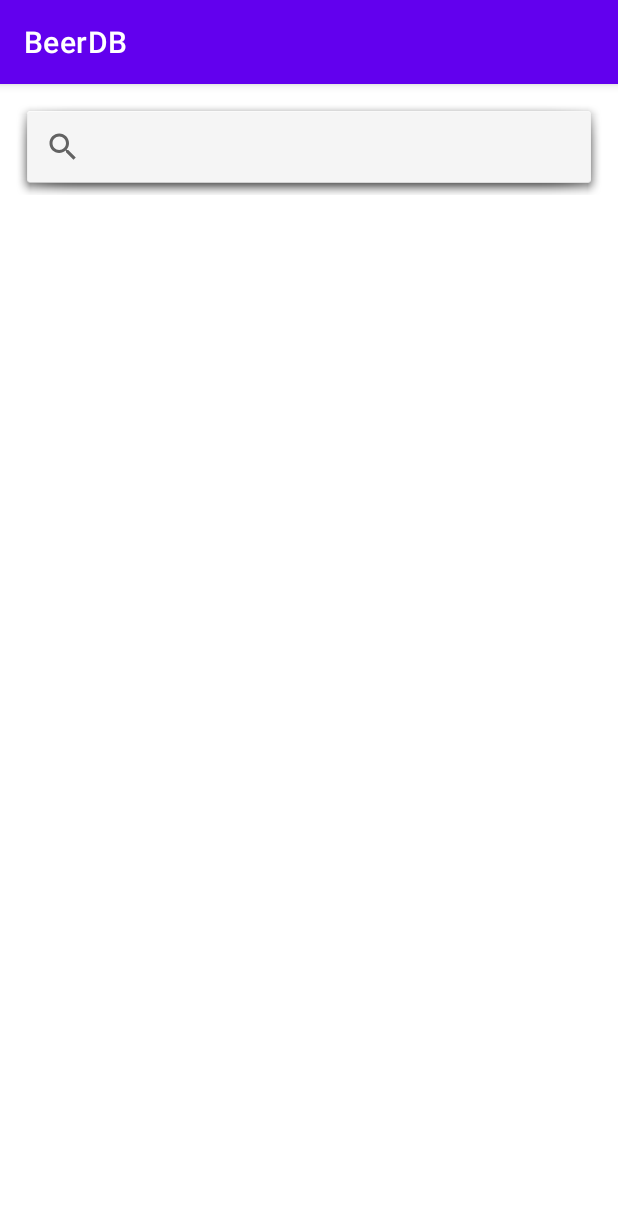
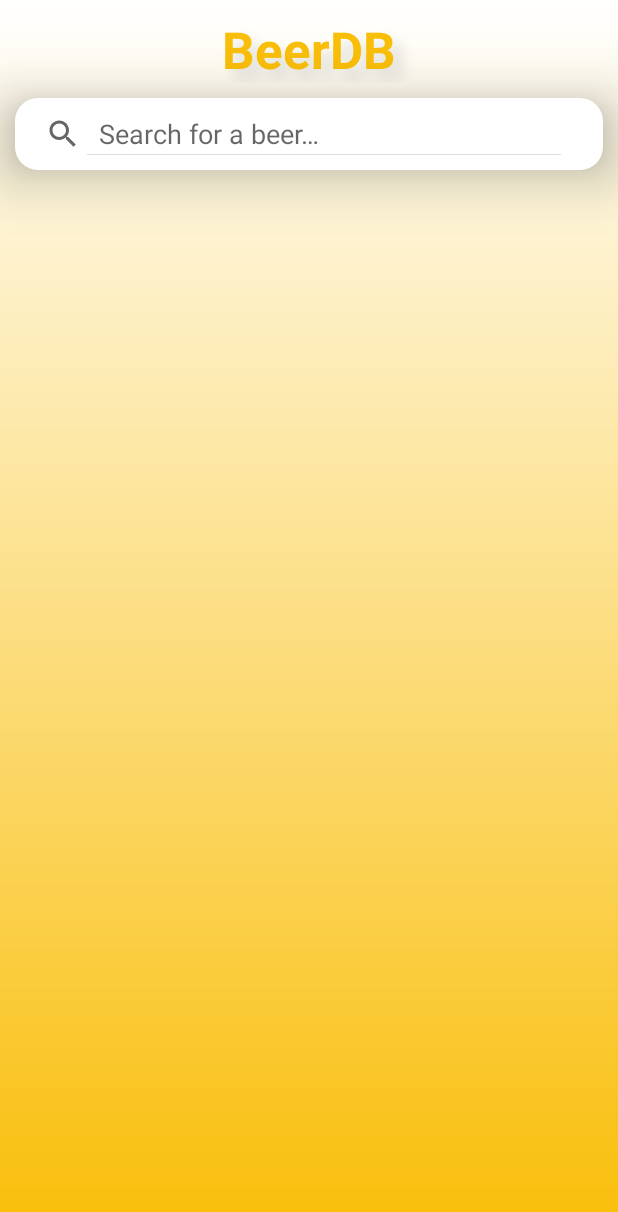
Before and after one commit to fullCorvo/BeerDB, an Android app: the screen it shows after launch (MainActivity), on a phone screen of 412 x 824 dp. Shown: the top 1212 px of the screen. Run offline under Robolectric (Android 15) with nearby library versions, the phone set to English and light mode, and no system bars.

Commit message:
Worked on style for background, cardView, and searchView. Deleted default header

```diff
--- a/app/src/main/AndroidManifest.xml
+++ b/app/src/main/AndroidManifest.xml
@@ -12,7 +12,7 @@
         android:label="@string/app_name"
         android:roundIcon="@mipmap/ic_launcher_round"
         android:supportsRtl="true"
-        android:theme="@style/Theme.BeerDB3"
+        android:theme="@style/Theme.AppCompat.Light.NoActionBar"
         tools:targetApi="31">
         <activity
             android:name=".MainActivity"
--- /dev/null
+++ b/app/src/main/res/drawable/gradient.xml
@@ -0,0 +1,7 @@
+<?xml version="1.0" encoding="utf-8"?>
+<shape xmlns:android="http://schemas.android.com/apk/res/android">
+    <gradient
+        android:startColor="@color/white"
+        android:endColor="@color/dark_yellow"
+        android:angle="500"/>
+</shape>
--- /dev/null
+++ b/app/src/main/res/drawable/search_view_style.xml
@@ -0,0 +1,9 @@
+<?xml version="1.0" encoding="utf-8"?>
+<shape xmlns:android="http://schemas.android.com/apk/res/android">
+    <solid android:color="@color/white"/>
+    <corners android:radius="15dp"/>
+    <padding android:bottom="10dp"
+        android:left="0dp"
+        android:right="20dp"
+        android:top="10dp"/>
+</shape>
--- a/app/src/main/res/layout/beer_item.xml
+++ b/app/src/main/res/layout/beer_item.xml
@@ -5,14 +5,16 @@
     xmlns:tools="http://schemas.android.com/tools"
     android:layout_width="match_parent"
     android:layout_height="wrap_content"
+    android:layout_margin="10dp"
+    app:cardCornerRadius="10dp"
+    app:cardElevation="25dp"
     app:layout_constraintEnd_toEndOf="parent"
     app:layout_constraintStart_toStartOf="parent"
     app:layout_constraintTop_toTopOf="parent">
 
     <androidx.constraintlayout.widget.ConstraintLayout
         android:layout_width="match_parent"
-        android:layout_height="match_parent"
-        android:background="@android:drawable/dialog_holo_light_frame">
+        android:layout_height="match_parent">
 
         <TextView
             android:id="@+id/beerTaglineBeerItem"
@@ -50,7 +52,7 @@
             app:layout_constraintBottom_toBottomOf="parent"
             app:layout_constraintStart_toStartOf="parent"
             app:layout_constraintTop_toTopOf="parent"
-            tools:srcCompat="@tools:sample/avatars"/>
+            tools:srcCompat="@tools:sample/avatars" />
 
         <TextView
             android:id="@+id/abvTextViewBeerItem"
--- a/app/src/main/res/layout/fragment_beer_details.xml
+++ b/app/src/main/res/layout/fragment_beer_details.xml
@@ -5,7 +5,8 @@
     android:id="@+id/frameLayoutBeerFragment"
     android:layout_width="match_parent"
     android:layout_height="match_parent"
-    tools:context=".views.BeerDetailsFragment" >
+    tools:context=".views.BeerDetailsFragment"
+    android:background="@drawable/gradient">
 
     <ImageView
         android:id="@+id/beerImageBeerFragment"
--- a/app/src/main/res/layout/fragment_home.xml
+++ b/app/src/main/res/layout/fragment_home.xml
@@ -5,7 +5,28 @@
     android:id="@+id/frameLayout"
     android:layout_width="match_parent"
     android:layout_height="match_parent"
-    tools:context=".views.HomeFragment" >
+    tools:context=".views.HomeFragment"
+    android:background="@drawable/gradient">
+
+    <TextView
+        android:id="@+id/beerDBTextView"
+        android:layout_width="0dp"
+        android:layout_height="wrap_content"
+        android:layout_marginStart="10dp"
+        android:layout_marginTop="10dp"
+        android:layout_marginEnd="10dp"
+        android:shadowColor="@color/grey"
+        android:shadowDx="10"
+        android:shadowDy="10"
+        android:shadowRadius="10"
+        android:text="@string/app_name"
+        android:textAlignment="center"
+        android:textColor="@color/dark_yellow"
+        android:textSize="34sp"
+        android:textStyle="bold"
+        app:layout_constraintEnd_toEndOf="parent"
+        app:layout_constraintStart_toStartOf="parent"
+        app:layout_constraintTop_toTopOf="parent" />
 
     <android.widget.SearchView
         android:id="@+id/searchViewHomeFragment"
@@ -14,12 +35,16 @@
         android:layout_marginStart="10dp"
         android:layout_marginTop="10dp"
         android:layout_marginEnd="10dp"
+        android:background="@drawable/search_view_style"
+        android:clickable="true"
+        android:elevation="25dp"
+        android:focusable="true"
+        android:iconifiedByDefault="false"
+        android:queryHint="@string/search_hint_text"
+        app:iconifiedByDefault="false"
         app:layout_constraintEnd_toEndOf="parent"
         app:layout_constraintStart_toStartOf="parent"
-        app:layout_constraintTop_toTopOf="parent"
-        android:background="@android:drawable/dialog_holo_light_frame"
-        android:queryBackground="@android:color/transparent"
-        android:queryHint="@string/search_hint_text"/>
+        app:layout_constraintTop_toBottomOf="@+id/beerDBTextView" />
 
     <androidx.recyclerview.widget.RecyclerView
         android:id="@+id/recyclerViewHomeFragment"
--- a/app/src/main/res/values/colors.xml
+++ b/app/src/main/res/values/colors.xml
@@ -7,4 +7,8 @@
     <color name="teal_700">#FF018786</color>
     <color name="black">#FF000000</color>
     <color name="white">#FFFFFFFF</color>
+
+    <color name="dark_yellow">#F9BE08</color>
+    <color name="light_yellow">#EFD30B</color>
+    <color name="grey">#DFDFD9</color>
 </resources>
```
